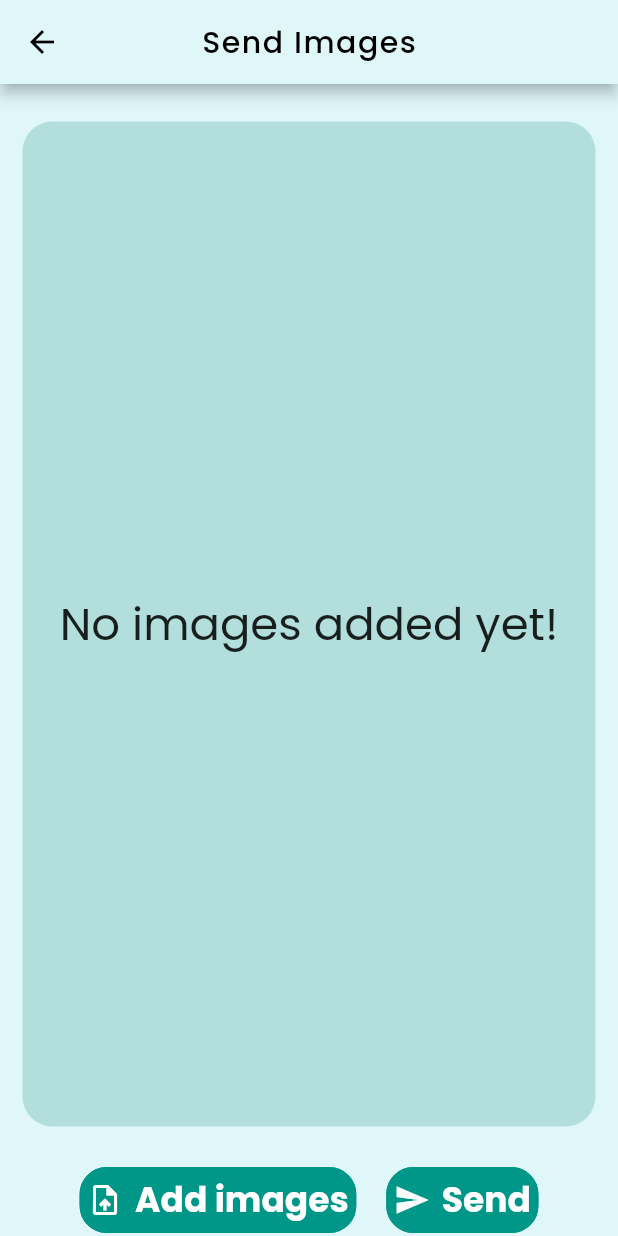
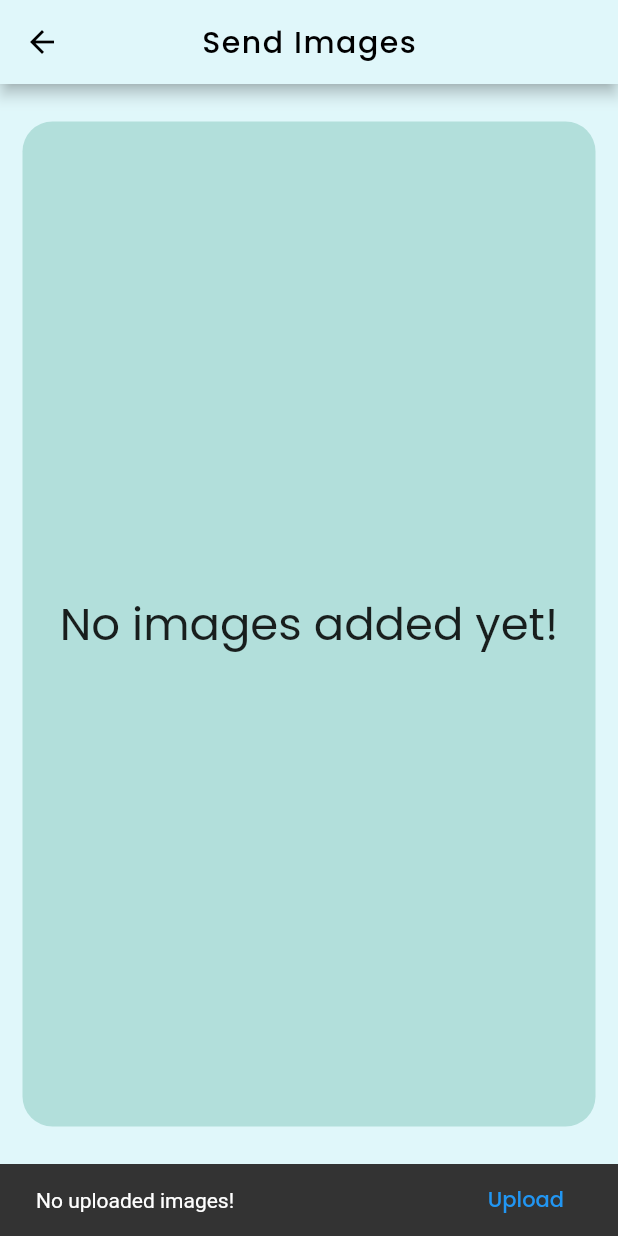
Before and after one commit to JDMukiibs/smart_class_api_consumer, a Flutter app: the SendImages screen opened by its route, after a tap on "Send", on a phone screen of 412 x 824 dp. Run offline on Flutter 3.47's test engine with Material 2 defaults, Android fonts, the phone set to English and light mode, and no system bars; our stand-ins replace flutter_fadein, flutter_svg, image_picker, shared_preferences, syncfusion_flutter_charts; accounts and stored records are empty; network calls fail.

Commit message:
Made some adjustments to charts
Changed the chart on homescreen to a piechart and changed the palette to match the color theme. Added a snackbar on send images screen to help give some more information on when a certain process fails during sending.

```diff
--- a/lib/pages/metric_reports.dart
+++ b/lib/pages/metric_reports.dart
@@ -94,6 +94,7 @@ class _MetricReportsState extends State<MetricReports> {
   SfCircularChart buildChart() {
     return SfCircularChart(
       title: ChartTitle(text: "Engagement Report from Sent Images"),
+      palette: <Color>[Colors.teal[900] as Color, Colors.teal, Colors.teal[200] as Color],
       legend: Legend(
         isVisible: true,
         overflowMode: LegendItemOverflowMode.wrap,
--- a/lib/pages/send_images.dart
+++ b/lib/pages/send_images.dart
@@ -135,15 +135,39 @@ class _SendImagesState extends State<SendImages> {
               SizedBox(width: 20),
               TextButton.icon(
                 onPressed: () async {
+                  if (images.length == 0){
+                    final snackBar = SnackBar(
+                      content: Text("No uploaded images!"),
+                      action: SnackBarAction(
+                        label: "Upload",
+                        onPressed: (){},
+                      ),
+                    );
+                    ScaffoldMessenger.of(context).showSnackBar(snackBar);
+                  } else {
                     for (var image in images)
+                    {
+                      try
                       {
                         final uploadResult = await uploadImage(image);
                         setState(() {
-                        //_futureAlbum = createAlbum('My Test');
                           print(uploadResult);
-                        //print(_futureAlbum);
                           //Navigator.pushReplacementNamed(context, '/reports', arguments: _futureAlbum);
                         });
+                      }
+                      catch(e){
+                        print("Caught error: $e");
+                        final snackBar = SnackBar(
+                          content: Text("Failed to send images!"),
+                          action: SnackBarAction(
+                            label: 'Retry',
+                            onPressed: (){},
+                          ),
+                        );
+                        ScaffoldMessenger.of(context).showSnackBar(snackBar);
+                        break;
+                      }
+                    }
                   }
                 },
                 icon: Icon(
```
Also changed, not shown: lib/pages/home.dart (+10 -12 lines), lib/services/student_report.dart (+0 -12 lines), assets/home_screen_row1.svg, assets/home_screen_row2.svg. Lines whose indentation alone changed are shown as unchanged.
